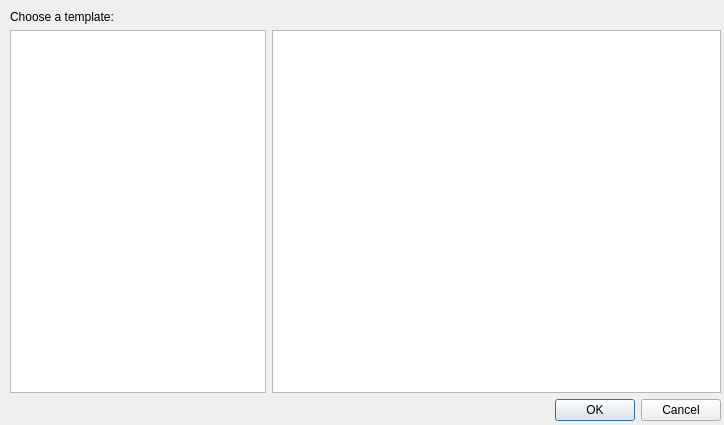
Above: src/newgamedialog.ui from ricardoquesada/cocos2d-console-gui before the change. Below: the same form after it.
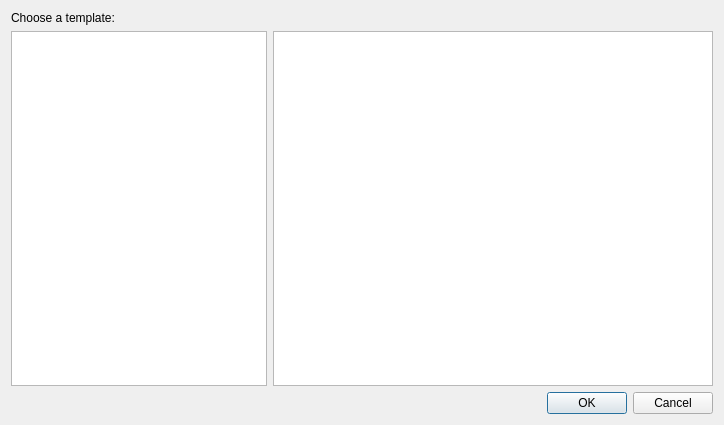
That is the form after the change.

Commit message: new dialog is resizeable

```diff
--- a/src/newgamedialog.ui
+++ b/src/newgamedialog.ui
@@ -16,15 +16,6 @@
   <property name="modal">
    <bool>true</bool>
   </property>
-  <widget class="QWidget" name="layoutWidget">
-   <property name="geometry">
-    <rect>
-     <x>10</x>
-     <y>10</y>
-     <width>711</width>
-     <height>411</height>
-    </rect>
-   </property>
    <layout class="QVBoxLayout" name="verticalLayout">
     <item>
      <layout class="QHBoxLayout" name="horizontalLayout_2">
@@ -58,7 +49,6 @@
      </widget>
     </item>
    </layout>
-  </widget>
  </widget>
  <resources/>
  <connections>
```
Lines whose indentation alone changed are shown as unchanged.
